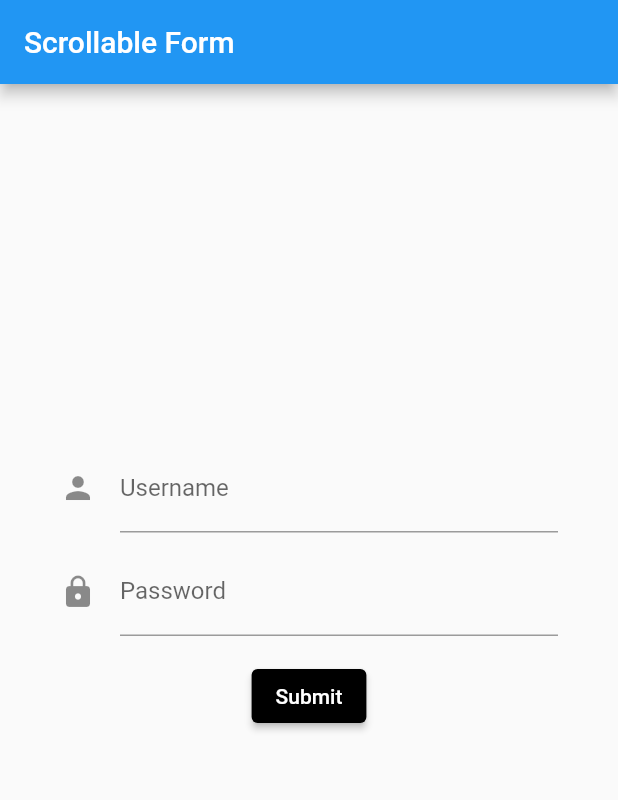
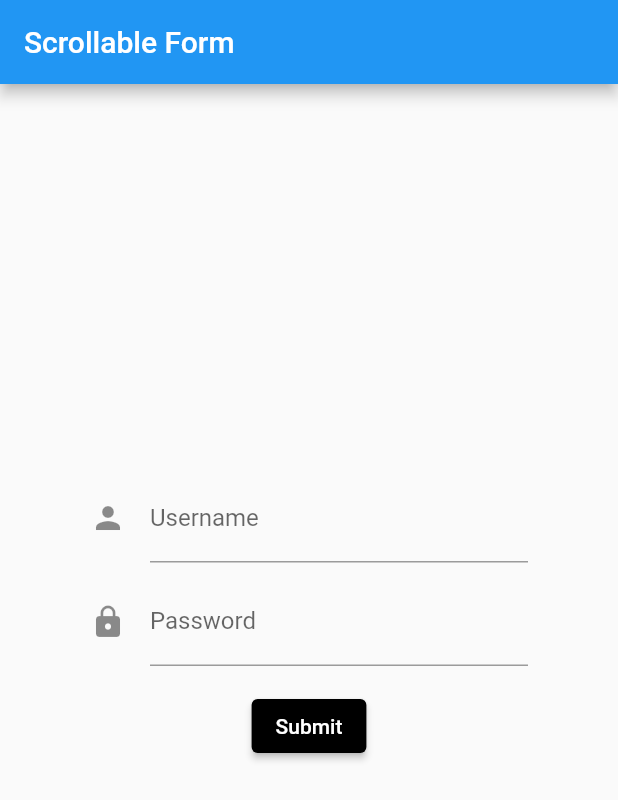
Before and after one commit to Yuvanthikhaa/login_form, a Flutter app: the screen it shows after launch, on a phone screen of 412 x 824 dp. Shown: the top 800 px of the screen. Run offline on Flutter 3.47's test engine with Material 2 defaults, Android fonts, the phone set to English and light mode, and no system bars.

Commit message:
used layout-builder

```diff
--- a/lib/main.dart
+++ b/lib/main.dart
@@ -22,7 +22,11 @@ class _MyFormState extends State<MyForm> {
         appBar: AppBar(
           title: Text('Scrollable Form'),
         ),
-      body: SingleChildScrollView(
+        body: LayoutBuilder(
+            builder: (BuildContext context, BoxConstraints constraints) {
+          return Padding(
+            padding: EdgeInsets.all(20),
+            child: SingleChildScrollView(
               //padding: EdgeInsets.only(bottom: 200),
               //scrollDirection: Axis.vertical,
               child: Padding(
@@ -66,19 +70,21 @@ class _MyFormState extends State<MyForm> {
                               },
                             ),
                             Padding(
-                        padding: const EdgeInsets.symmetric(vertical: 16.0),
+                              padding:
+                                  const EdgeInsets.symmetric(vertical: 16.0),
                               child: ElevatedButton(
                                 onPressed: () {
                                   if (formkey.currentState!.validate()) {
                                     ScaffoldMessenger.of(context).showSnackBar(
-                                const SnackBar(content: Text(' Submitting')),
+                                      const SnackBar(
+                                          content: Text(' Submitting')),
                                     );
                                   }
                                 },
                                 child: const Text('Submit'),
                                 style: ButtonStyle(
-                              backgroundColor:
-                                  MaterialStateProperty.all(Colors.black)),
+                                    backgroundColor: MaterialStateProperty.all(
+                                        Colors.black)),
                               ),
                             ),
 
@@ -90,5 +96,6 @@ class _MyFormState extends State<MyForm> {
               ),
             ),
           );
+        }));
   }
 }
```
Lines whose indentation alone changed are shown as unchanged.
